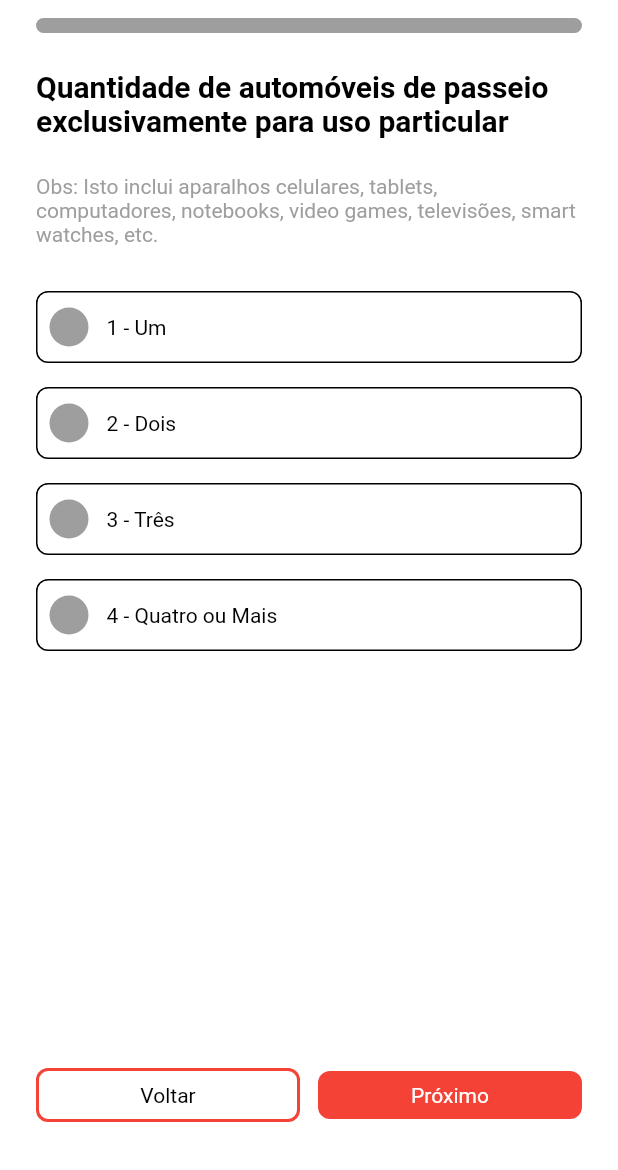
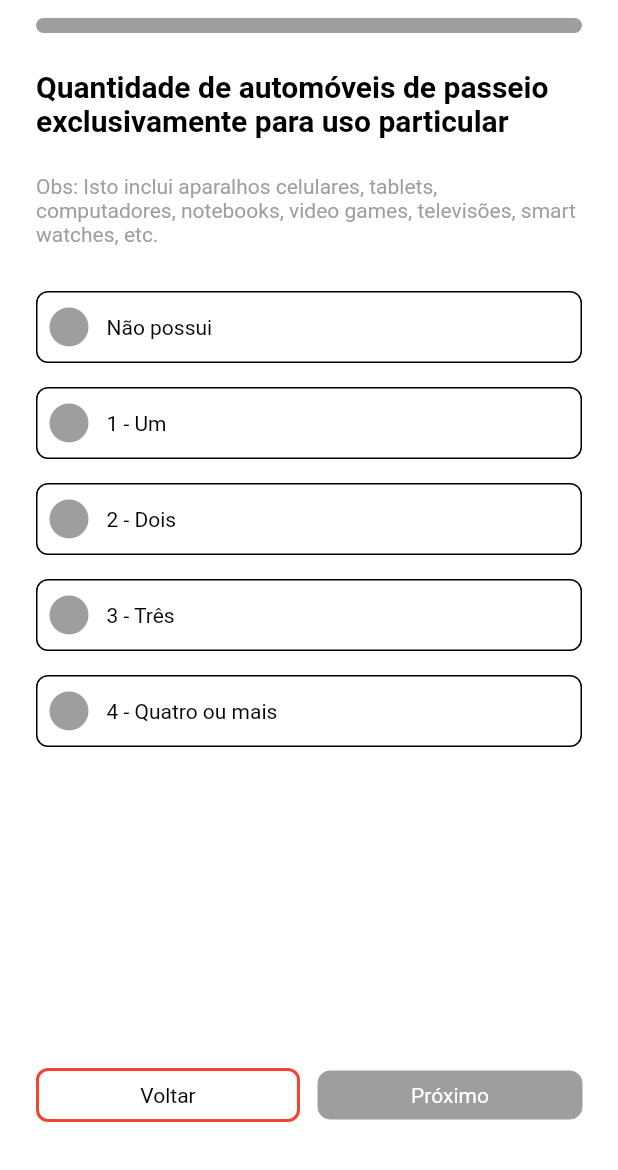
Before and after one commit to MojoMiojo/clinica_gelp_mobile, a Flutter app: the screen it shows after launch, on a phone screen of 412 x 824 dp, the part 66-1236 px from its top. Run offline on Flutter 3.47's test engine with Material 2 defaults, Android fonts, the phone set to English and light mode, and no system bars; our stand-ins replace flutter_bloc, flutter_svg, get_it.

Commit message:
feat: logica de troca de perguntas

```diff
--- a/lib/src/domain/socioeconomic/model/socioeconomic_question_model.dart
+++ b/lib/src/domain/socioeconomic/model/socioeconomic_question_model.dart
@@ -2,9 +2,21 @@
 class SocioeconomicQuestionModel {
   int id;
   String question;
+  List<Answer> answers;
 
   SocioeconomicQuestionModel({
     required this.id,
     required this.question,
+    required this.answers,
   });
 }
+
+class Answer {
+  int id;
+  String answer;
+
+  Answer({
+    required this.id,
+    required this.answer,
+  });
+}
--- a/lib/src/presentation/pages/questions/question_page.dart
+++ b/lib/src/presentation/pages/questions/question_page.dart
@@ -18,7 +18,6 @@ class QuestionPage extends StatefulWidget {
 
 class _QuestionPageState extends State<QuestionPage> {
   late final QuestionsCubit _questionCubit;
-  final questionList = ['1 - Um', '2 - Dois', '3 - Três', '4 - Quatro ou Mais'];
 
   @override
   void initState() {
@@ -64,14 +63,18 @@ class _QuestionPageState extends State<QuestionPage> {
                       children: [
                         Column(
                           mainAxisSize: MainAxisSize.max,
-                          children: questionList
+                          children: state.answers
                               .map(
-                                (question) => Padding(
+                                (answer) => Padding(
                                   padding: const EdgeInsets.only(bottom: 16),
                                   child: GelpRadiusField(
-                                    text: question,
-                                    index: 1,
-                                    callback: (value) {},
+                                    text: answer.answer,
+                                    isSelected:
+                                        _questionCubit.isAnswerSelected(answer),
+                                    index: answer.id,
+                                    callback: (id) {
+                                      _questionCubit.setAnswer(answer);
+                                    },
                                   ),
                                 ),
                               )
@@ -97,10 +100,14 @@ class _QuestionPageState extends State<QuestionPage> {
                       Flexible(
                         child: GelpCustomButton(
                           text: 'Próximo',
-                          style: const GelpCustomButtonStyle.primary(),
-                          onTap: () {
-                            _questionCubit.goToNextQuestion();
-                          },
+                          style: _questionCubit.isNextButtonEnabled()
+                              ? const GelpCustomButtonStyle.primary()
+                              : const GelpCustomButtonStyle.disabled(),
+                          onTap: _questionCubit.isNextButtonEnabled()
+                              ? () {
+                                  _questionCubit.goToNextQuestion();
+                                }
+                              : null,
                         ),
                       ),
                     ],
--- a/lib/src/presentation/stores/questions/question_state.dart
+++ b/lib/src/presentation/stores/questions/question_state.dart
@@ -7,11 +7,15 @@ class QuestionsInitialState implements QuestionsState {}
 
 class QuestionsLoadedState implements QuestionsState {
   final SocioeconomicQuestionModel actualQuestion;
+  final List<Answer> answers;
   final double progressPercentage;
+  final Answer? answer;
 
   QuestionsLoadedState(
     this.actualQuestion,
+    this.answers,
     this.progressPercentage,
+    this.answer,
   );
 }
 
--- a/lib/src/presentation/stores/questions/questions_cubit.dart
+++ b/lib/src/presentation/stores/questions/questions_cubit.dart
@@ -4,10 +4,12 @@ import 'package:flutter_bloc/flutter_bloc.dart';
 import 'package:gelp_questionnaire/src/presentation/stores/questions/question_state.dart';
 
 class QuestionsCubit extends Cubit<QuestionsState> {
+  final GetSocioeconomicQuestionsUseCase _getEconomicQuestionsUseCase;
+
+  late List<SocioeconomicQuestionModel> _listOfQuestions;
+  late Map<int, Answer> _userAnswers;
   late double _progressPercentage;
-  late List<SocioeconomicQuestionModel> _listOfQuestions;
   late int _listLength;
-  final GetSocioeconomicQuestionsUseCase _getEconomicQuestionsUseCase;
 
   int _questionIndex = 0;
 
@@ -19,6 +21,7 @@ class QuestionsCubit extends Cubit<QuestionsState> {
     _progressPercentage = 0;
     _listOfQuestions = _getEconomicQuestions();
     _listLength = _listOfQuestions.length;
+    _userAnswers = {};
 
     Future.delayed(const Duration(seconds: 2), () {
       _emitQuestion();
@@ -31,9 +34,12 @@ class QuestionsCubit extends Cubit<QuestionsState> {
 
   void _emitQuestion() {
     if (_questionIndex < _listLength) {
+      final question = _listOfQuestions[_questionIndex];
       emit(QuestionsLoadedState(
-        _listOfQuestions[_questionIndex],
+        question,
+        question.answers,
         _progressPercentage,
+        _userAnswers[_questionIndex],
       ));
     } else {
       emit(QuestionsFinishedState(_progressPercentage));
@@ -61,4 +67,17 @@ class QuestionsCubit extends Cubit<QuestionsState> {
       _emitQuestion();
     }
   }
+
+  void setAnswer(Answer answer) {
+    _userAnswers[_questionIndex] = answer;
+    _emitQuestion();
+  }
+
+  bool isAnswerSelected(Answer answer) {
+    return answer == _userAnswers[_questionIndex];
+  }
+
+  bool isNextButtonEnabled() {
+    return _userAnswers[_questionIndex] != null;
+  }
 }
--- a/lib/src/presentation/widgets/custom_button/gelp_custom_button.dart
+++ b/lib/src/presentation/widgets/custom_button/gelp_custom_button.dart
@@ -5,8 +5,8 @@ import '../widgets.dart';
 
 class GelpCustomButton extends StatelessWidget {
   final String text;
-  final VoidCallback onTap;
   final GelpCustomButtonStyle style;
+  final VoidCallback? onTap;
 
   const GelpCustomButton({
     Key? key,
--- a/lib/src/presentation/widgets/custom_button/gelp_custom_button_style.dart
+++ b/lib/src/presentation/widgets/custom_button/gelp_custom_button_style.dart
@@ -38,6 +38,15 @@ class GelpCustomButtonStyle {
     this.textStyle = GelpTextStyles.kSecondaryButton,
   });
 
+  const GelpCustomButtonStyle.disabled({
+    this.buttonColor = Colors.grey,
+    this.borderColor = Colors.grey,
+    this.borderRadius = 8,
+    this.borderWidth = 0,
+    this.padding = const EdgeInsets.all(8),
+    this.textStyle = GelpTextStyles.kPrimaryButton,
+  });
+
   GelpCustomButtonStyle copyWith({
     Color? buttonColor,
     Color? borderColor,
--- a/lib/src/presentation/widgets/radius_field/gelp_radius_field.dart
+++ b/lib/src/presentation/widgets/radius_field/gelp_radius_field.dart
@@ -6,6 +6,7 @@ import '../widgets.dart';
 class GelpRadiusField extends StatefulWidget {
   final String text;
   final int index;
+  final bool isSelected;
   final Function(int) callback;
   final GelpRadiusFieldStyle style;
 
@@ -13,6 +14,7 @@ class GelpRadiusField extends StatefulWidget {
     Key? key,
     required this.text,
     required this.index,
+    required this.isSelected,
     required this.callback,
     this.style = const GelpRadiusFieldStyle(),
   }) : super(key: key);
@@ -22,7 +24,6 @@ class GelpRadiusField extends StatefulWidget {
 }
 
 class _GelpRadiusFieldState extends State<GelpRadiusField> {
-  late bool selected = false;
   @override
   Widget build(BuildContext context) {
     return Container(
@@ -31,7 +32,7 @@ class _GelpRadiusFieldState extends State<GelpRadiusField> {
       decoration: BoxDecoration(
         borderRadius: BorderRadius.circular(8),
         border: Border.all(
-          color: selected
+          color: widget.isSelected
               ? widget.style.selectedColor
               : widget.style.disabledBorderColor,
           width: 1,
@@ -44,20 +45,17 @@ class _GelpRadiusFieldState extends State<GelpRadiusField> {
             InkWell(
               onTap: () {
                 widget.callback.call(widget.index);
-                setState(() {
-                  selected = !selected;
-                });
               },
               child: Container(
                 height: widget.style.radioSize,
                 width: widget.style.radioSize,
                 decoration: BoxDecoration(
-                  color: selected
+                  color: widget.isSelected
                       ? widget.style.selectedColor
                       : widget.style.disabledRadioColor,
                   borderRadius: BorderRadius.circular(100),
                 ),
-                child: selected
+                child: widget.isSelected
                     ? Center(
                         child: Container(
                           height: widget.style.radioSize / 2,
--- a/lib/src/presentation/widgets/radius_field/gelp_radius_field_style.dart
+++ b/lib/src/presentation/widgets/radius_field/gelp_radius_field_style.dart
@@ -1,7 +1,6 @@
 // ignore_for_file: public_member_api_docs, sort_constructors_first
 import 'package:flutter/material.dart';
 import 'package:gelp_questionnaire/src/presentation/utils/gelp_text_styles.dart';
-import '';
 
 class GelpRadiusFieldStyle {
   final Color selectedColor;
```
Also changed, not shown: lib/src/data/socioeconomic/datasource/socioeconomic_datasource.dart (+46 -2 lines), lib/src/data/socioeconomic/model/socioeconomic_question_dto.dart (+10 -1 lines).
